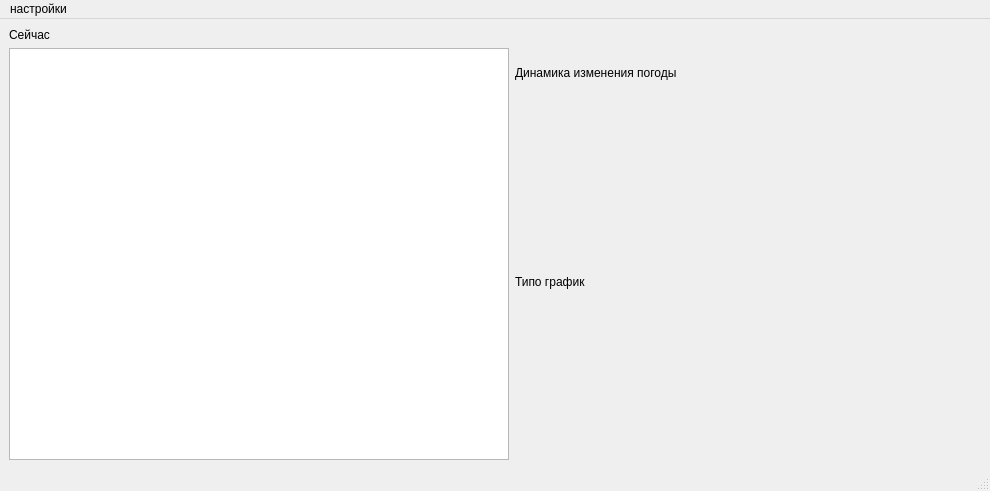
Above: mainwindow.ui from avdosev/weather-desktop-app before the change. Below: the same form after it.
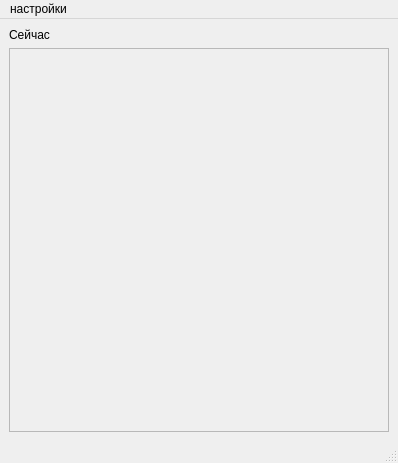
That is the form after the change.

The edit to the form file:
```diff
--- a/mainwindow.ui
+++ b/mainwindow.ui
@@ -6,8 +6,8 @@
    <rect>
     <x>0</x>
     <y>0</y>
-    <width>990</width>
-    <height>491</height>
+    <width>398</width>
+    <height>463</height>
    </rect>
   </property>
   <property name="windowTitle">
@@ -25,41 +25,29 @@
        </widget>
       </item>
       <item>
-       <layout class="QHBoxLayout" name="horizontalLayout">
+       <layout class="QVBoxLayout" name="Vlayouy">
         <item>
-         <widget class="QListWidget" name="dayList">
-          <property name="maximumSize">
-           <size>
-            <width>500</width>
-            <height>16777215</height>
-           </size>
+         <widget class="QScrollArea" name="scrollArea">
+          <property name="widgetResizable">
+           <bool>true</bool>
           </property>
+          <widget class="QWidget" name="scrollWidget">
+           <property name="geometry">
+            <rect>
+             <x>0</x>
+             <y>0</y>
+             <width>374</width>
+             <height>378</height>
+            </rect>
+           </property>
+           <layout class="QVBoxLayout" name="verticalLayout_2">
+            <item>
+             <layout class="QVBoxLayout" name="weatherList"/>
+            </item>
+           </layout>
+          </widget>
          </widget>
         </item>
-        <item>
-         <layout class="QVBoxLayout" name="verticalLayout_2">
-          <item>
-           <widget class="QLabel" name="label_2">
-            <property name="maximumSize">
-             <size>
-              <width>16777215</width>
-              <height>50</height>
-             </size>
-            </property>
-            <property name="text">
-             <string>Динамика изменения погоды</string>
-            </property>
-           </widget>
-          </item>
-          <item>
-           <widget class="QLabel" name="graph">
-            <property name="text">
-             <string>Типо график</string>
-            </property>
-           </widget>
-          </item>
-         </layout>
-        </item>
        </layout>
       </item>
      </layout>
@@ -71,7 +59,7 @@
     <rect>
      <x>0</x>
      <y>0</y>
-     <width>990</width>
+     <width>398</width>
      <height>20</height>
     </rect>
    </property>
```
